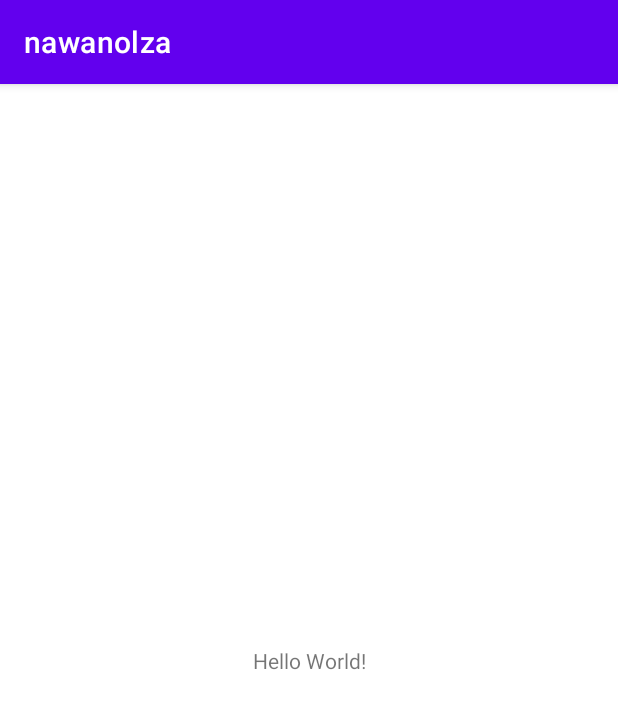
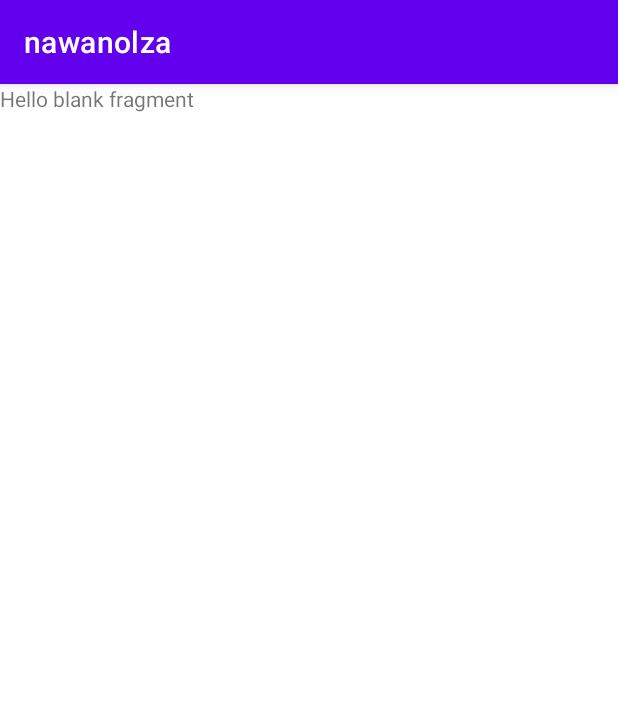
Before and after one commit to spy03128/NawaNolza, an Android app: the screen it shows after launch (MainActivity), on a phone screen of 412 x 824 dp. Shown: the top 709 px of the screen. Run offline under Robolectric (Android 15) with nearby library versions, the phone set to English and light mode, and no system bars; 1 statement that could not run was skipped.

Commit message:
S07P31D103-261 홈화면네비게이션기능

```diff
--- a/nawanolza/client/app/src/main/java/com/example/nawanolza/MainActivity.kt
+++ b/nawanolza/client/app/src/main/java/com/example/nawanolza/MainActivity.kt
@@ -2,10 +2,21 @@ package com.example.nawanolza
 
 import androidx.appcompat.app.AppCompatActivity
 import android.os.Bundle
+import androidx.navigation.NavController
+import androidx.navigation.findNavController
+import com.example.nawanolza.databinding.ActivityMainBinding
+import kotlinx.android.synthetic.main.activity_main.*
+
 
 class MainActivity : AppCompatActivity() {
+
+    lateinit var navController: NavController
+
     override fun onCreate(savedInstanceState: Bundle?) {
         super.onCreate(savedInstanceState)
-        setContentView(R.layout.activity_main)
+        val binding = ActivityMainBinding.inflate(layoutInflater)
+        setContentView(binding.root)
+
+        navController = nav_host_fragment.findNavController()
     }
 }
--- a/nawanolza/client/app/src/main/res/layout/activity_main.xml
+++ b/nawanolza/client/app/src/main/res/layout/activity_main.xml
@@ -6,13 +6,17 @@
     android:layout_height="match_parent"
     tools:context=".MainActivity">
 
-    <TextView
-        android:layout_width="wrap_content"
-        android:layout_height="wrap_content"
-        android:text="Hello World!"
+    <androidx.fragment.app.FragmentContainerView
+        android:id="@+id/nav_host_fragment"
+        android:name="androidx.navigation.fragment.NavHostFragment"
+        android:layout_width="0dp"
+        android:layout_height="0dp"
+        app:layout_constraintLeft_toLeftOf="parent"
+        app:layout_constraintRight_toRightOf="parent"
+        app:layout_constraintTop_toTopOf="parent"
         app:layout_constraintBottom_toBottomOf="parent"
-        app:layout_constraintEnd_toEndOf="parent"
-        app:layout_constraintStart_toStartOf="parent"
-        app:layout_constraintTop_toTopOf="parent" />
+
+        app:defaultNavHost="true"
+        app:navGraph="@navigation/nav_graph"/>
 
 </androidx.constraintlayout.widget.ConstraintLayout>
--- /dev/null
+++ b/nawanolza/client/app/src/main/res/navigation/nav_graph.xml
@@ -0,0 +1,40 @@
+<?xml version="1.0" encoding="utf-8"?>
+<navigation xmlns:android="http://schemas.android.com/apk/res/android"
+    xmlns:app="http://schemas.android.com/apk/res-auto"
+    xmlns:tools="http://schemas.android.com/tools"
+    android:id="@+id/nav_graph"
+    app:startDestination="@id/homeFragment">
+
+    <fragment
+        android:id="@+id/loadingFragment"
+        android:name="com.example.nawanolza.fragment.LoadingFragment"
+        android:label="fragment_loading"
+        tools:layout="@layout/fragment_loading" >
+        <action
+            android:id="@+id/action_loadingFragment_to_loginFragment3"
+            app:destination="@id/loginFragment" />
+    </fragment>
+    <fragment
+        android:id="@+id/loginFragment"
+        android:name="com.example.nawanolza.fragment.LoginFragment"
+        android:label="fragment_login"
+        tools:layout="@layout/fragment_login" >
+        <action
+            android:id="@+id/action_loginFragment_to_homeFragment"
+            app:destination="@id/homeFragment" />
+    </fragment>
+    <fragment
+        android:id="@+id/gameRoomIntro"
+        android:name="com.example.nawanolza.fragment.GameRoomIntro"
+        android:label="fragment_game_room_intro"
+        tools:layout="@layout/fragment_game_room_intro" />
+    <fragment
+        android:id="@+id/homeFragment"
+        android:name="com.example.nawanolza.fragment.HomeFragment"
+        android:label="fragment_home"
+        tools:layout="@layout/fragment_home" >
+        <action
+            android:id="@+id/action_homeFragment_to_gameRoomIntro"
+            app:destination="@id/gameRoomIntro" />
+    </fragment>
+</navigation>
```
Also changed, not shown: nawanolza/client/app/build.gradle (+11 -0 lines), nawanolza/client/app/src/main/java/com/example/nawanolza/fragment/GameRoomIntro.kt (added, +60 -0 lines), nawanolza/client/app/src/main/res/layout/fragment_game_room_intro.xml (added, +29 -0 lines).
